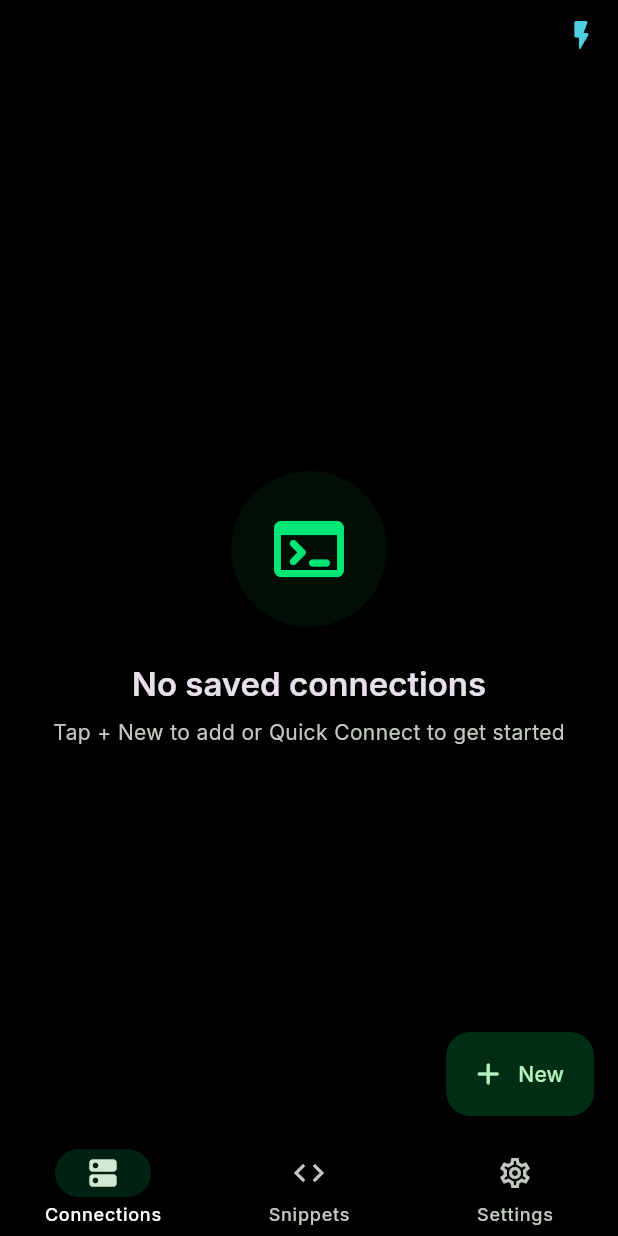
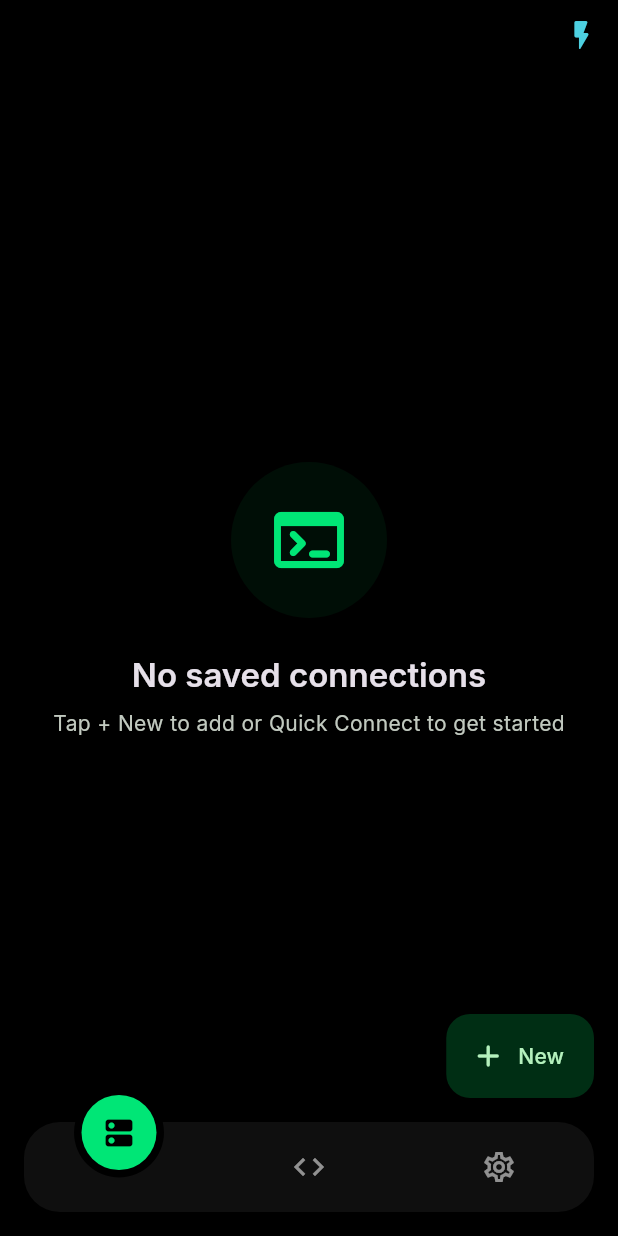
Before and after one commit to rudra-sah00/ssh-client, a Flutter app: the screen it shows after launch, on a phone screen of 412 x 824 dp. Run offline on Flutter 3.47's test engine with Material 3 defaults, Android fonts, the phone set to English and light mode, and no system bars; drawn by our look-alikes of circle_nav_bar, flutter_animate; our stand-ins replace flex_color_scheme, flutter_riverpod, flutter_secure_storage, freezed_annotation, google_fonts; missing offline and left inert: dartssh2, xterm.

Commit message:
feat: replace bottom nav with circle_nav_bar
- Floating circle nav bar with green accent bubble
- Swipeable PageView between Connections, Snippets, Settings
- Pure black bar with rounded corners, no elevation

```diff
--- a/lib/presentation/screens/shell/app_shell.dart
+++ b/lib/presentation/screens/shell/app_shell.dart
@@ -1,5 +1,5 @@
+import 'package:circle_nav_bar/circle_nav_bar.dart';
 import 'package:flutter/material.dart';
-import 'package:flutter_animate/flutter_animate.dart';
 import 'package:ssh_client/presentation/screens/home/home_screen.dart';
 import 'package:ssh_client/presentation/screens/snippet/snippet_screen.dart';
 import 'package:ssh_client/presentation/screens/settings/settings_screen.dart';
@@ -13,48 +13,53 @@ class AppShell extends StatefulWidget {
 
 class _AppShellState extends State<AppShell> {
   int _index = 0;
+  final _pageController = PageController();
 
-  final _screens = const [
-    HomeScreen(),
-    SnippetScreen(),
-    SettingsScreen(),
-  ];
+  @override
+  void dispose() {
+    _pageController.dispose();
+    super.dispose();
+  }
 
   @override
   Widget build(BuildContext context) {
-    final cs = Theme.of(context).colorScheme;
-
     return Scaffold(
-      body: AnimatedSwitcher(
-        duration: const Duration(milliseconds: 250),
-        child: _screens[_index],
+      body: PageView(
+        controller: _pageController,
+        onPageChanged: (i) => setState(() => _index = i),
+        children: const [
+          HomeScreen(),
+          SnippetScreen(),
+          SettingsScreen(),
+        ],
       ),
-      bottomNavigationBar: NavigationBar(
-        selectedIndex: _index,
-        onDestinationSelected: (i) => setState(() => _index = i),
-        backgroundColor: Colors.black,
-        surfaceTintColor: Colors.transparent,
-        indicatorColor: cs.primary.withValues(alpha: 0.15),
-        height: 64,
-        labelBehavior: NavigationDestinationLabelBehavior.alwaysShow,
-        destinations: const [
-          NavigationDestination(
-            icon: Icon(Icons.dns_outlined),
-            selectedIcon: Icon(Icons.dns_rounded),
-            label: 'Connections',
-          ),
-          NavigationDestination(
-            icon: Icon(Icons.code_outlined),
-            selectedIcon: Icon(Icons.code_rounded),
-            label: 'Snippets',
-          ),
-          NavigationDestination(
-            icon: Icon(Icons.settings_outlined),
-            selectedIcon: Icon(Icons.settings_rounded),
-            label: 'Settings',
-          ),
+      bottomNavigationBar: CircleNavBar(
+        activeIcons: const [
+          Icon(Icons.dns_rounded, color: Colors.black),
+          Icon(Icons.code_rounded, color: Colors.black),
+          Icon(Icons.settings_rounded, color: Colors.black),
         ],
-      ).animate().fadeIn(delay: 200.ms).slideY(begin: 0.3, duration: 300.ms),
+        inactiveIcons: const [
+          Icon(Icons.dns_outlined, color: Colors.white54),
+          Icon(Icons.code_outlined, color: Colors.white54),
+          Icon(Icons.settings_outlined, color: Colors.white54),
+        ],
+        height: 60,
+        circleWidth: 50,
+        color: const Color(0xFF0F0F0F),
+        circleColor: const Color(0xFF00E676),
+        activeIndex: _index,
+        onTap: (i) {
+          setState(() => _index = i);
+          _pageController.animateToPage(i,
+              duration: const Duration(milliseconds: 300),
+              curve: Curves.easeInOut);
+        },
+        padding: const EdgeInsets.only(left: 16, right: 16, bottom: 16),
+        cornerRadius: const BorderRadius.all(Radius.circular(24)),
+        shadowColor: Colors.transparent,
+        elevation: 0,
+      ),
     );
   }
 }
--- a/pubspec.yaml
+++ b/pubspec.yaml
@@ -23,6 +23,7 @@ dependencies:
   google_fonts: ^6.2.0
   flutter_animate: ^4.5.0
   flex_color_scheme: ^8.4.0
+  circle_nav_bar: ^2.2.0
 
   # Security
   flutter_secure_storage: ^9.0.0
```
Also changed, not shown: pubspec.lock, 1 other file.
